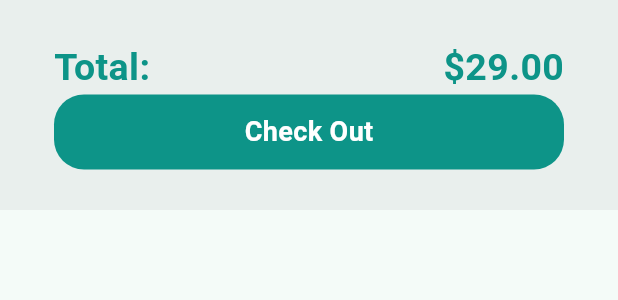
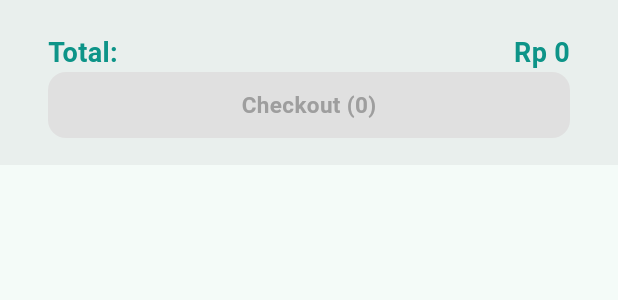
Before and after one commit to djoel-MM/UI_E-commere_Dart, a Flutter app: the CartBottomNavBar widget shown alone on an empty page, opened directly, on a phone screen of 412 x 824 dp. Shown: the top 300 px of the screen. Run offline on Flutter 3.47's test engine with Material 3 defaults, Android fonts, the phone set to English and light mode, and no system bars; our stand-ins replace curved_navigation_bar.

Commit message:
feat: shopping cart

```diff
--- a/lib/widgets/cart_bottom_nav_bar.dart
+++ b/lib/widgets/cart_bottom_nav_bar.dart
@@ -1,52 +1,67 @@
 import 'package:flutter/material.dart';
+import 'package:provider/provider.dart';
+
+import '../providers/cart_provider.dart';
+import '../utils/format.dart';
 
 class CartBottomNavBar extends StatelessWidget {
   const CartBottomNavBar({super.key});
 
   @override
   Widget build(BuildContext context) {
+    final cart = context.watch<CartProvider>();
+    final subtotal = cart.subtotal;
+    final hasSelection = cart.selectedItems.isNotEmpty;
+
     return BottomAppBar(
-      height: 140,
+      height: 110,
       child: Container(
-        padding: const EdgeInsets.symmetric(vertical: 15, horizontal: 20),
+        padding: const EdgeInsets.symmetric(vertical: 10, horizontal: 16),
         child: Column(
           mainAxisAlignment: MainAxisAlignment.spaceBetween,
           children: [
             Row(
               mainAxisAlignment: MainAxisAlignment.spaceBetween,
               children: [
-                Text(
+                const Text(
                   'Total:',
                   style: TextStyle(
                     color: Color(0xFF0D9488),
-                    fontSize: 25,
+                    fontSize: 18,
                     fontWeight: FontWeight.bold,
                   ),
                 ),
                 Text(
-                  "\$29.00",
-                  style: TextStyle(
+                  formatRupiah(subtotal),
+                  style: const TextStyle(
                     fontWeight: FontWeight.bold,
-                    fontSize: 25,
+                    fontSize: 18,
                     color: Color(0xFF0D9488),
                   ),
                 ),
               ],
             ),
-            Container(
+            GestureDetector(
+              onTap: hasSelection
+                  ? () => Navigator.pushNamed(context, '/checkout')
+                  : null,
+              child: Container(
                 alignment: Alignment.center,
-              height: 50,
+                height: 44,
                 width: double.infinity,
                 decoration: BoxDecoration(
-                color: Color(0xFF0D9488),
-                borderRadius: BorderRadius.circular(20),
+                  color: hasSelection
+                      ? const Color(0xFF0D9488)
+                      : Colors.grey.shade300,
+                  borderRadius: BorderRadius.circular(12),
                 ),
-              child: const Text(
-                'Check Out',
+                child: Text(
+                  'Checkout (${cart.selectedQuantity})',
                   style: TextStyle(
                     fontWeight: FontWeight.bold,
-                  fontSize: 18,
-                  color: Colors.white,
+                    fontSize: 15,
+                    color: hasSelection ? Colors.white : Colors.grey,
+                  ),
                 ),
               ),
             ),
```
Also changed, not shown: lib/pages/cart_page.dart (+8 -32 lines), lib/widgets/cart_samples_widget.dart (+97 -81 lines). Lines whose indentation alone changed are shown as unchanged.
